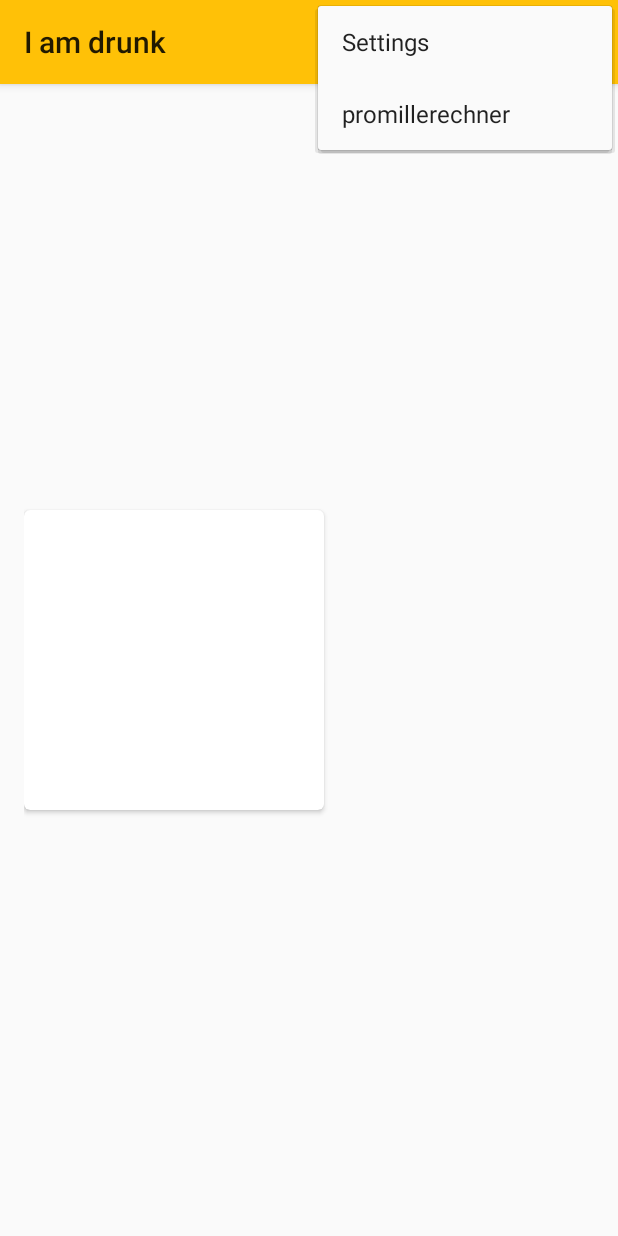
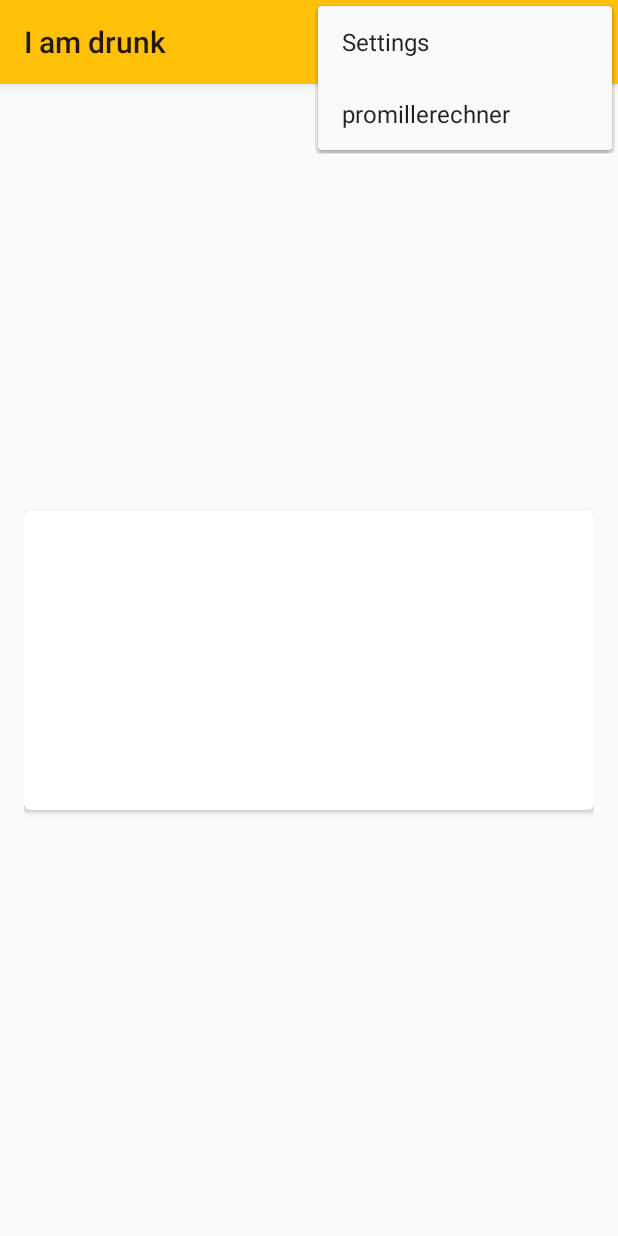
Before and after one commit to ToolboxBodensee/I-am-drunk, an Android app: the screen it shows after launch (MainActivity), with the options menu open, on a phone screen of 412 x 824 dp. Run offline under Robolectric (Android 15) with nearby library versions, the phone set to English and light mode, and no system bars.

Commit message:
no message

```diff
--- a/Iamdrunk/app/src/main/res/layout/activity_main.xml
+++ b/Iamdrunk/app/src/main/res/layout/activity_main.xml
@@ -14,7 +14,7 @@
         xmlns:card_view="http://schemas.android.com/apk/res-auto"
         android:id="@+id/card_view"
         android:layout_gravity="center"
-        android:layout_width="200dp"
+        android:layout_width="match_parent"
         android:layout_height="200dp"
         card_view:cardCornerRadius="4dp">
 
```
